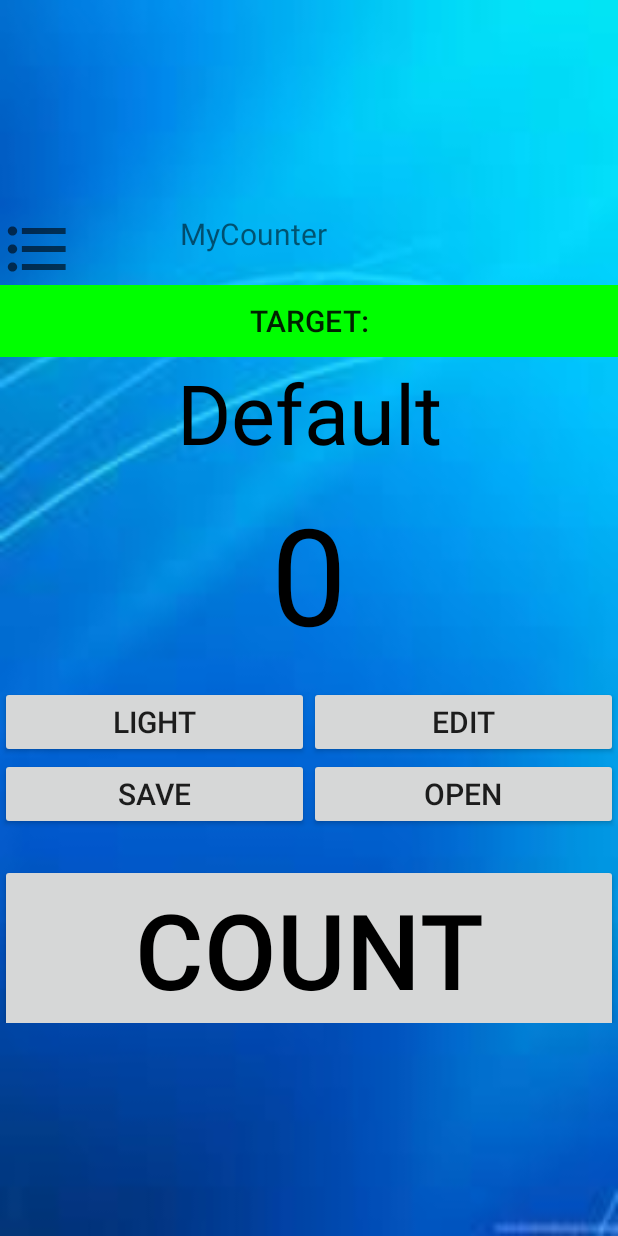
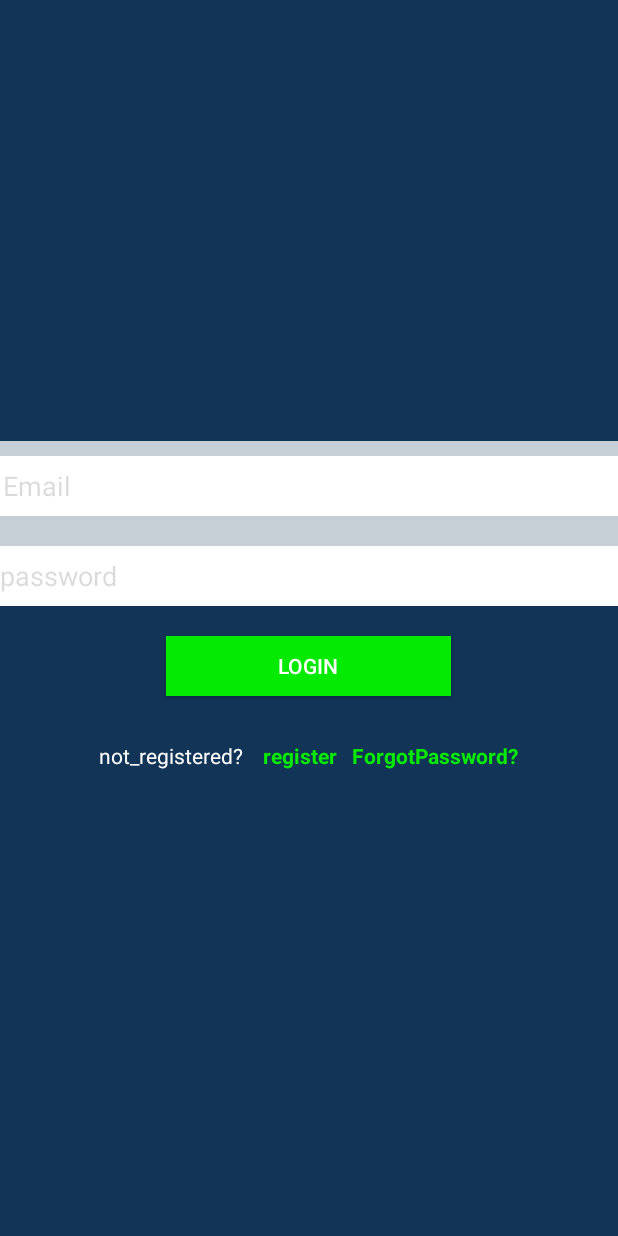
Before and after one commit to hazzatun1/screen_off_service, an Android app: the screen it shows after launch (MainActivity before the commit, Login after it), on a phone screen of 412 x 824 dp. Run offline under Robolectric (Android 15) with nearby library versions, the phone set to English and light mode, and no system bars; our stand-ins replace Firebase (no records; nobody signed in at launch, a user with empty details on screens opened directly).

```diff
--- /dev/null
+++ b/app/src/main/java/com/bandhan/hazzatun/mytasbeeh/Login.java
@@ -0,0 +1,132 @@
+package com.bandhan.hazzatun.mytasbeeh;
+
+import androidx.annotation.NonNull;
+import androidx.appcompat.app.AppCompatActivity;
+
+import android.app.AlertDialog;
+import android.content.DialogInterface;
+import android.content.Intent;
+import android.os.Bundle;
+import android.text.TextUtils;
+import android.view.View;
+import android.widget.Button;
+import android.widget.EditText;
+import android.widget.ProgressBar;
+import android.widget.TextView;
+import android.widget.Toast;
+
+import com.google.android.gms.tasks.OnCompleteListener;
+import com.google.android.gms.tasks.OnFailureListener;
+import com.google.android.gms.tasks.OnSuccessListener;
+import com.google.android.gms.tasks.Task;
+import com.google.firebase.auth.AuthResult;
+import com.google.firebase.auth.FirebaseAuth;
+
+public class Login extends AppCompatActivity {
+    EditText mEmail, mPassword;
+    Button mLoginBtn;
+    TextView mCreateBtn, forgotTextLink;
+    ProgressBar progressBar;
+    FirebaseAuth fAuth;
+
+
+    @Override
+    protected void onCreate(Bundle savedInstanceState) {
+        super.onCreate(savedInstanceState);
+        setContentView(R.layout.activity_login);
+
+        mEmail = findViewById(R.id.email_login);
+        mPassword = findViewById(R.id.pass_login);
+
+        fAuth = FirebaseAuth.getInstance();
+        mLoginBtn = findViewById(R.id.loginBtn);
+        forgotTextLink = findViewById(R.id.forgot_pass);
+
+
+        mLoginBtn.setOnClickListener(new View.OnClickListener() {
+            @Override
+            public void onClick(View v) {
+
+                String email = mEmail.getText().toString().trim();
+                String password = mPassword.getText().toString().trim();
+
+                if (TextUtils.isEmpty(email)) {
+                    mEmail.setError("Email is Required.");
+                    return;
+                }
+
+                if (TextUtils.isEmpty(password)) {
+                    mPassword.setError("Password is Required.");
+                    return;
+                }
+
+                if (password.length() < 6) {
+                    mPassword.setError("Password Must be >= 6 Characters");
+                    return;
+                }
+                // authenticate the user
+
+                fAuth.signInWithEmailAndPassword(email, password).addOnCompleteListener(new OnCompleteListener<AuthResult>() {
+                    @Override
+                    public void onComplete(@NonNull Task<AuthResult> task) {
+                        if (task.isSuccessful()) {
+                            Toast.makeText(Login.this, "Logged in Successfully", Toast.LENGTH_SHORT).show();
+                            startActivity(new Intent(getApplicationContext(), MainActivity.class));
+                        } else {
+                            Toast.makeText(Login.this, "Error ! " + task.getException().getMessage(), Toast.LENGTH_SHORT).show();
+
+                        }
+                    }
+                });
+            }
+        });
+
+
+        forgotTextLink.setOnClickListener(new View.OnClickListener() {
+            @Override
+            public void onClick(View v) {
+
+                final EditText resetMail = new EditText(v.getContext());
+                final AlertDialog.Builder passwordResetDialog = new AlertDialog.Builder(v.getContext());
+                passwordResetDialog.setTitle("Reset Password ?");
+                passwordResetDialog.setMessage("Enter Your Email To Received Reset Link.");
+                passwordResetDialog.setView(resetMail);
+
+                passwordResetDialog.setPositiveButton("Yes", new DialogInterface.OnClickListener() {
+                    @Override
+                    public void onClick(DialogInterface dialog, int which) {
+                        // extract the email and send reset link
+                        String mail = resetMail.getText().toString();
+                        fAuth.sendPasswordResetEmail(mail).addOnSuccessListener(new OnSuccessListener<Void>() {
+                            @Override
+                            public void onSuccess(Void aVoid) {
+                                Toast.makeText(Login.this, "Reset Link Sent To Your Email.", Toast.LENGTH_SHORT).show();
+                            }
+                        }).addOnFailureListener(new OnFailureListener() {
+                            @Override
+                            public void onFailure(@NonNull Exception e) {
+                                Toast.makeText(Login.this, "Error ! Reset Link is Not Sent" + e.getMessage(), Toast.LENGTH_SHORT).show();
+                            }
+                        });
+
+                    }
+                });
+
+                passwordResetDialog.setNegativeButton("No", new DialogInterface.OnClickListener() {
+                    @Override
+                    public void onClick(DialogInterface dialog, int which) {
+                        // close the dialog
+                    }
+                });
+                passwordResetDialog.create().show();
+            }
+        });
+    }
+
+    public void gotoreg(View view) {
+        Intent intent = new Intent(this, Register.class);
+        startActivity(intent);
+    }
+
+
+}
--- a/app/src/main/java/com/bandhan/hazzatun/mytasbeeh/userlist.java
+++ b/app/src/main/java/com/bandhan/hazzatun/mytasbeeh/userlist.java
@@ -10,6 +10,7 @@ import androidx.recyclerview.widget.RecyclerView;
 
 import android.os.Bundle;
 
+import com.google.firebase.FirebaseApp;
 import com.google.firebase.database.DataSnapshot;
 import com.google.firebase.database.DatabaseError;
 import com.google.firebase.database.DatabaseReference;
@@ -31,6 +32,9 @@ public class userlist extends AppCompatActivity {
         super.onCreate(savedInstanceState);
         setContentView(R.layout.activity_userlist);
 
+
+        FirebaseApp.initializeApp(this);
+        FirebaseDatabase.getInstance().setPersistenceEnabled(true);
 
         if (getIntent().hasExtra("lang_code")){
             String lang_code = getIntent().getStringExtra("lang_code");
--- /dev/null
+++ b/app/src/main/res/layout/activity_login.xml
@@ -0,0 +1,89 @@
+<?xml version="1.0" encoding="utf-8"?>
+<LinearLayout xmlns:android="http://schemas.android.com/apk/res/android"
+    xmlns:app="http://schemas.android.com/apk/res-auto"
+    xmlns:tools="http://schemas.android.com/tools"
+    android:layout_width="match_parent"
+    android:layout_height="match_parent"
+    tools:context=".Login"
+    android:orientation="vertical"
+    android:id="@+id/container"
+    android:background="#123456"
+    android:gravity="center">
+
+ <!--   <ImageView
+        android:layout_width="wrap_content"
+        android:layout_height="190dp"
+        android:layout_marginTop="50dp"
+        app:srcCompat="@drawable/logo"/>-->
+
+    <LinearLayout
+        android:gravity="center_horizontal"
+        android:layout_width="match_parent"
+        android:layout_height="wrap_content"
+        android:foreground="#c2ffffff"
+        android:orientation="vertical">
+
+        <EditText
+            android:id="@+id/email_login"
+            android:layout_width="match_parent"
+            android:layout_height="40dp"
+            android:layout_marginTop="10dp"
+            android:paddingLeft="2dp"
+            android:background="#ffffff"
+            android:hint="Email" />
+
+        <EditText
+            android:id="@+id/pass_login"
+            android:layout_width="match_parent"
+            android:layout_height="40dp"
+            android:layout_marginTop="20dp"
+            android:background="#ffffff"
+            android:hint="password"/>
+    </LinearLayout>
+
+    <Button
+        android:id="@+id/loginBtn"
+        android:layout_width="190dp"
+        android:layout_height="40dp"
+        android:layout_marginTop="20dp"
+
+        android:background="#04ea00"
+        android:textColor="#ffffff"
+        android:text="login"/>
+
+    <LinearLayout
+        android:layout_width="wrap_content"
+        android:layout_height="wrap_content"
+        android:orientation="horizontal"
+        android:layout_marginTop="30sp">
+
+        <TextView
+            android:layout_width="wrap_content"
+            android:layout_height="35dp"
+
+            android:textColor="#ffffff"
+            android:text="not_registered? "/>
+
+        <TextView
+            android:id="@+id/textview_register"
+            android:layout_width="wrap_content"
+            android:layout_height="35dp"
+            android:paddingLeft="10dp"
+            android:textStyle="bold"
+            android:clickable="true"
+            android:onClick="gotoreg"
+            android:textColor="#04ea00"
+            android:text="register"/>
+
+        <TextView
+            android:id="@+id/forgot_pass"
+            android:layout_width="wrap_content"
+            android:layout_height="35dp"
+            android:paddingLeft="10dp"
+            android:textStyle="bold"
+            android:clickable="true"
+            android:textColor="#04ea00"
+            android:text="ForgotPassword?"/>
+
+    </LinearLayout>
+</LinearLayout>
```
Also changed, not shown: app/src/main/AndroidManifest.xml (+16 -21 lines), app/src/main/java/com/bandhan/hazzatun/mytasbeeh/BaseJuiceApplication.java (deleted, +0 -27 lines), app/src/main/java/com/bandhan/hazzatun/mytasbeeh/MainActivity.java (+6 -1 lines), app/src/main/java/com/bandhan/hazzatun/mytasbeeh/Register.java (added, +140 -0 lines), app/src/main/res/layout/activity_register.xml (added, +85 -0 lines), app/src/main/res/menu/counter_menu.xml (+8 -0 lines).
